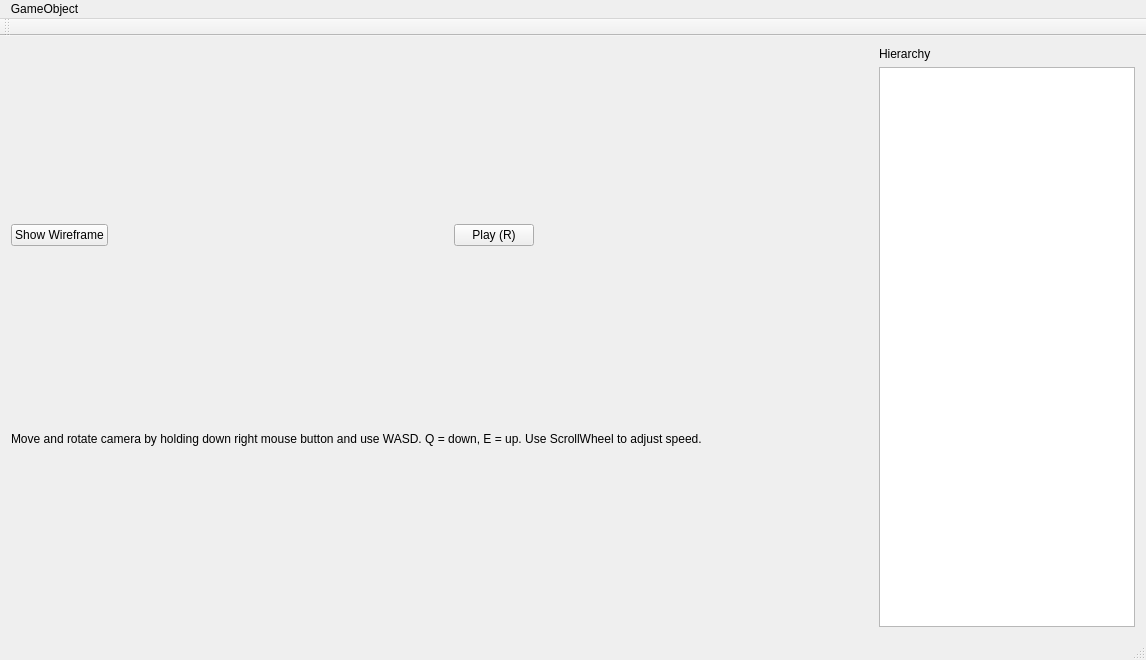
The window that mainwindow.ui (FredrikEik/Game_Engine_Architecture) describes before a commit, drawn with Qt 5.
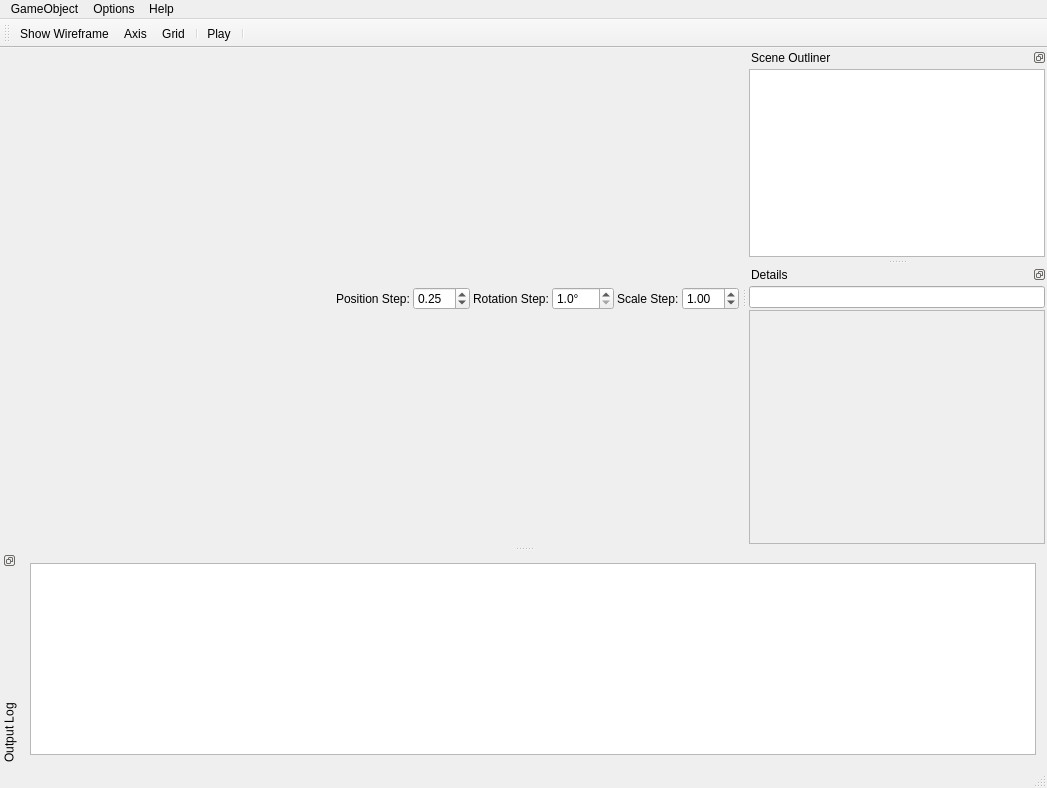
The same window after the commit. Icons and pictures are not drawn.

Patch:
```diff
--- a/mainwindow.ui
+++ b/mainwindow.ui
@@ -6,113 +6,116 @@
    <rect>
     <x>0</x>
     <y>0</y>
-    <width>1146</width>
-    <height>660</height>
+    <width>1047</width>
+    <height>788</height>
    </rect>
   </property>
   <property name="windowTitle">
    <string>OpenGL in Qt is great fun!</string>
   </property>
   <widget class="QWidget" name="centralWidget">
-   <layout class="QHBoxLayout" name="horizontalLayout_3">
+   <layout class="QVBoxLayout" name="verticalLayout">
+    <property name="spacing">
+     <number>0</number>
+    </property>
+    <property name="leftMargin">
+     <number>2</number>
+    </property>
+    <property name="topMargin">
+     <number>2</number>
+    </property>
+    <property name="rightMargin">
+     <number>2</number>
+    </property>
+    <property name="bottomMargin">
+     <number>0</number>
+    </property>
     <item>
-     <layout class="QHBoxLayout" name="horizontalLayout_2">
+     <layout class="QVBoxLayout" name="OpenGLLayout"/>
+    </item>
+    <item>
+     <layout class="QHBoxLayout" name="horizontalLayout">
+      <property name="spacing">
+       <number>3</number>
+      </property>
+      <property name="topMargin">
+       <number>2</number>
+      </property>
       <item>
-       <layout class="QVBoxLayout" name="verticalLayout_2">
-        <item>
-         <layout class="QHBoxLayout" name="horizontalLayout">
-          <item>
-           <widget class="QPushButton" name="pb_toggleWireframe">
-            <property name="text">
-             <string>Show Wireframe</string>
-            </property>
-            <property name="checkable">
-             <bool>true</bool>
-            </property>
-           </widget>
-          </item>
-          <item>
-           <spacer name="horizontalSpacer">
-            <property name="orientation">
-             <enum>Qt::Horizontal</enum>
-            </property>
-            <property name="sizeHint" stdset="0">
-             <size>
-              <width>40</width>
-              <height>20</height>
-             </size>
-            </property>
-           </spacer>
-          </item>
-          <item>
-           <widget class="QPushButton" name="pb_togglePlay">
-            <property name="text">
-             <string>Play (R)</string>
-            </property>
-            <property name="checkable">
-             <bool>true</bool>
-            </property>
-           </widget>
-          </item>
-          <item>
-           <spacer name="horizontalSpacer_2">
-            <property name="orientation">
-             <enum>Qt::Horizontal</enum>
-            </property>
-            <property name="sizeHint" stdset="0">
-             <size>
-              <width>40</width>
-              <height>20</height>
-             </size>
-            </property>
-           </spacer>
-          </item>
-         </layout>
-        </item>
-        <item>
-         <layout class="QVBoxLayout" name="OpenGLLayout"/>
-        </item>
-        <item>
-         <widget class="QLabel" name="label">
-          <property name="sizePolicy">
-           <sizepolicy hsizetype="Preferred" vsizetype="Minimum">
-            <horstretch>0</horstretch>
-            <verstretch>0</verstretch>
-           </sizepolicy>
-          </property>
-          <property name="maximumSize">
-           <size>
-            <width>16777215</width>
-            <height>20</height>
-           </size>
-          </property>
-          <property name="text">
-           <string>Move and rotate camera by holding down right mouse button and use WASD. Q = down, E = up. Use ScrollWheel to adjust speed.</string>
-          </property>
-         </widget>
-        </item>
-       </layout>
+       <spacer name="horizontalSpacer">
+        <property name="orientation">
+         <enum>Qt::Horizontal</enum>
+        </property>
+        <property name="sizeHint" stdset="0">
+         <size>
+          <width>40</width>
+          <height>20</height>
+         </size>
+        </property>
+       </spacer>
       </item>
       <item>
-       <layout class="QVBoxLayout" name="verticalLayout">
-        <item>
-         <widget class="QLabel" name="label_2">
-          <property name="text">
-           <string>Hierarchy</string>
-          </property>
-         </widget>
-        </item>
-        <item alignment="Qt::AlignRight">
-         <widget class="QListWidget" name="GameObjectList">
-          <property name="maximumSize">
-           <size>
-            <width>490</width>
-            <height>16777215</height>
-           </size>
-          </property>
-         </widget>
-        </item>
-       </layout>
+       <widget class="QLabel" name="label_2">
+        <property name="text">
+         <string>Position Step:</string>
+        </property>
+       </widget>
+      </item>
+      <item>
+       <widget class="QDoubleSpinBox" name="positionStep">
+        <property name="minimum">
+         <double>0.010000000000000</double>
+        </property>
+        <property name="singleStep">
+         <double>0.050000000000000</double>
+        </property>
+        <property name="value">
+         <double>0.250000000000000</double>
+        </property>
+       </widget>
+      </item>
+      <item>
+       <widget class="QLabel" name="label_3">
+        <property name="text">
+         <string>Rotation Step:</string>
+        </property>
+       </widget>
+      </item>
+      <item>
+       <widget class="QDoubleSpinBox" name="rotationStep">
+        <property name="suffix">
+         <string>°</string>
+        </property>
+        <property name="decimals">
+         <number>1</number>
+        </property>
+        <property name="minimum">
+         <double>1.000000000000000</double>
+        </property>
+        <property name="value">
+         <double>1.000000000000000</double>
+        </property>
+       </widget>
+      </item>
+      <item>
+       <widget class="QLabel" name="label">
+        <property name="text">
+         <string>Scale Step:</string>
+        </property>
+       </widget>
+      </item>
+      <item>
+       <widget class="QDoubleSpinBox" name="scaleStep">
+        <property name="minimum">
+         <double>0.010000000000000</double>
+        </property>
+        <property name="singleStep">
+         <double>0.100000000000000</double>
+        </property>
+        <property name="value">
+         <double>1.000000000000000</double>
+        </property>
+       </widget>
       </item>
      </layout>
     </item>
@@ -123,7 +126,7 @@
     <rect>
      <x>0</x>
      <y>0</y>
-     <width>1146</width>
+     <width>1047</width>
      <height>20</height>
     </rect>
    </property>
@@ -134,7 +137,24 @@
     <addaction name="actionAdd_Triangle"/>
     <addaction name="actionAdd_Suzanne"/>
    </widget>
+   <widget class="QMenu" name="menuOptions">
+    <property name="title">
+     <string>Options</string>
+    </property>
+    <addaction name="actionToggle_backside_culling"/>
+    <addaction name="actionFrustum_Culling"/>
+    <addaction name="actionCull_With_EditorCam"/>
+   </widget>
+   <widget class="QMenu" name="menuHelp">
+    <property name="title">
+     <string>Help</string>
+    </property>
+    <addaction name="actionBasic_Editor_Controls"/>
+    <addaction name="actionKudos_to"/>
+   </widget>
    <addaction name="menuGameObject"/>
+   <addaction name="menuOptions"/>
+   <addaction name="menuHelp"/>
   </widget>
   <widget class="QToolBar" name="mainToolBar">
    <attribute name="toolBarArea">
@@ -143,8 +163,185 @@
    <attribute name="toolBarBreak">
     <bool>false</bool>
    </attribute>
+   <addaction name="actionWireframe"/>
+   <addaction name="actionAxis"/>
+   <addaction name="actionGrid"/>
+   <addaction name="separator"/>
+   <addaction name="actionPlay"/>
+   <addaction name="separator"/>
   </widget>
   <widget class="QStatusBar" name="statusBar"/>
+  <widget class="QDockWidget" name="dockWidgetOutliner">
+   <property name="minimumSize">
+    <size>
+     <width>120</width>
+     <height>115</height>
+    </size>
+   </property>
+   <property name="maximumSize">
+    <size>
+     <width>332</width>
+     <height>524287</height>
+    </size>
+   </property>
+   <property name="features">
+    <set>QDockWidget::DockWidgetFloatable|QDockWidget::DockWidgetMovable</set>
+   </property>
+   <property name="windowTitle">
+    <string>Scene Outliner</string>
+   </property>
+   <attribute name="dockWidgetArea">
+    <number>2</number>
+   </attribute>
+   <widget class="QWidget" name="dockWidgetContents">
+    <layout class="QVBoxLayout" name="verticalLayout_3">
+     <property name="spacing">
+      <number>2</number>
+     </property>
+     <property name="leftMargin">
+      <number>2</number>
+     </property>
+     <property name="topMargin">
+      <number>2</number>
+     </property>
+     <property name="rightMargin">
+      <number>2</number>
+     </property>
+     <property name="bottomMargin">
+      <number>2</number>
+     </property>
+     <item>
+      <widget class="QTreeWidget" name="twSceneOutliner">
+       <property name="enabled">
+        <bool>true</bool>
+       </property>
+       <property name="rootIsDecorated">
+        <bool>true</bool>
+       </property>
+       <property name="columnCount">
+        <number>1</number>
+       </property>
+       <attribute name="headerVisible">
+        <bool>false</bool>
+       </attribute>
+       <column>
+        <property name="text">
+         <string notr="true">1</string>
+        </property>
+       </column>
+      </widget>
+     </item>
+    </layout>
+   </widget>
+  </widget>
+  <widget class="QDockWidget" name="dockWidgetDetails">
+   <property name="minimumSize">
+    <size>
+     <width>300</width>
+     <height>117</height>
+    </size>
+   </property>
+   <property name="maximumSize">
+    <size>
+     <width>332</width>
+     <height>524287</height>
+    </size>
+   </property>
+   <property name="features">
+    <set>QDockWidget::DockWidgetFloatable|QDockWidget::DockWidgetMovable</set>
+   </property>
+   <property name="windowTitle">
+    <string>Details</string>
+   </property>
+   <attribute name="dockWidgetArea">
+    <number>2</number>
+   </attribute>
+   <widget class="QWidget" name="dockWidgetContents_2">
+    <layout class="QVBoxLayout" name="verticalLayout_2">
+     <property name="spacing">
+      <number>2</number>
+     </property>
+     <property name="leftMargin">
+      <number>2</number>
+     </property>
+     <property name="topMargin">
+      <number>2</number>
+     </property>
+     <property name="rightMargin">
+      <number>2</number>
+     </property>
+     <property name="bottomMargin">
+      <number>2</number>
+     </property>
+     <item>
+      <widget class="QLineEdit" name="gobNameEdit"/>
+     </item>
+     <item>
+      <widget class="QScrollArea" name="scrollArea">
+       <property name="widgetResizable">
+        <bool>true</bool>
+       </property>
+       <widget class="QWidget" name="scrollAreaWidgetContents">
+        <property name="geometry">
+         <rect>
+          <x>0</x>
+          <y>0</y>
+          <width>294</width>
+          <height>235</height>
+         </rect>
+        </property>
+        <layout class="QVBoxLayout" name="verticalLayout_4">
+         <item>
+          <layout class="QVBoxLayout" name="blDetailsContainer"/>
+         </item>
+         <item>
+          <spacer name="verticalSpacer">
+           <property name="orientation">
+            <enum>Qt::Vertical</enum>
+           </property>
+           <property name="sizeHint" stdset="0">
+            <size>
+             <width>20</width>
+             <height>215</height>
+            </size>
+           </property>
+          </spacer>
+         </item>
+        </layout>
+       </widget>
+      </widget>
+     </item>
+    </layout>
+   </widget>
+  </widget>
+  <widget class="QDockWidget" name="dockWidgetConsol">
+   <property name="minimumSize">
+    <size>
+     <width>107</width>
+     <height>100</height>
+    </size>
+   </property>
+   <property name="features">
+    <set>QDockWidget::DockWidgetFloatable|QDockWidget::DockWidgetMovable|QDockWidget::DockWidgetVerticalTitleBar</set>
+   </property>
+   <property name="windowTitle">
+    <string>Output Log</string>
+   </property>
+   <attribute name="dockWidgetArea">
+    <number>8</number>
+   </attribute>
+   <widget class="QWidget" name="dockWidgetContents_3">
+    <layout class="QHBoxLayout" name="horizontalLayout_2">
+     <item>
+      <widget class="QPlainTextEdit" name="outputLog">
+       <property name="readOnly">
+        <bool>true</bool>
+       </property>
+      </widget>
+     </item>
+    </layout>
+   </widget>
+  </widget>
   <action name="actionAdd_Triangle">
    <property name="text">
     <string>Add Triangle</string>
@@ -155,6 +352,116 @@
     <string>Add Suzanne</string>
    </property>
   </action>
+  <action name="actionToggle_backside_culling">
+   <property name="checkable">
+    <bool>true</bool>
+   </property>
+   <property name="checked">
+    <bool>true</bool>
+   </property>
+   <property name="text">
+    <string>Cull backsides of objects</string>
+   </property>
+  </action>
+  <action name="actionFrustum_Culling">
+   <property name="checkable">
+    <bool>true</bool>
+   </property>
+   <property name="checked">
+    <bool>true</bool>
+   </property>
+   <property name="text">
+    <string>Use Frustum Culling</string>
+   </property>
+  </action>
+  <action name="actionBasic_Editor_Controls">
+   <property name="text">
+    <string>Basic Editor Controls...</string>
+   </property>
+  </action>
+  <action name="actionWireframe">
+   <property name="checkable">
+    <bool>true</bool>
+   </property>
+   <property name="icon">
+    <iconset resource="AppIconResources.qrc">
+     <normaloff>:/Icons/AppIcons/icons8-diamond-100.png</normaloff>
+     <normalon>:/Icons/AppIcons/icons8-diamond-96.png</normalon>:/Icons/AppIcons/icons8-diamond-100.png</iconset>
+   </property>
+   <property name="text">
+    <string>Show Wireframe</string>
+   </property>
+   <property name="toolTip">
+    <string>Toggle Wireframe</string>
+   </property>
+  </action>
+  <action name="actionPlay">
+   <property name="checkable">
+    <bool>true</bool>
+   </property>
+   <property name="icon">
+    <iconset resource="AppIconResources.qrc">
+     <normaloff>:/Icons/AppIcons/icons8-play-100.png</normaloff>
+     <normalon>:/Icons/AppIcons/icons8-stop-64.png</normalon>:/Icons/AppIcons/icons8-play-100.png</iconset>
+   </property>
+   <property name="text">
+    <string>Play</string>
+   </property>
+   <property name="toolTip">
+    <string>Play/Stop - Ctrl+R</string>
+   </property>
+   <property name="shortcut">
+    <string>Ctrl+R</string>
+   </property>
+  </action>
+  <action name="actionCull_With_EditorCam">
+   <property name="checkable">
+    <bool>true</bool>
+   </property>
+   <property name="checked">
+    <bool>true</bool>
+   </property>
+   <property name="text">
+    <string>Cull With EditorCam</string>
+   </property>
+  </action>
+  <action name="actionKudos_to">
+   <property name="text">
+    <string>Kudos to...</string>
+   </property>
+  </action>
+  <action name="actionAxis">
+   <property name="checkable">
+    <bool>true</bool>
+   </property>
+   <property name="icon">
+    <iconset resource="AppIconResources.qrc">
+     <normaloff>:/Icons/AppIcons/coordinate-system.png</normaloff>
+     <normalon>:/Icons/AppIcons/coordinate-system-invert.png</normalon>:/Icons/AppIcons/coordinate-system.png</iconset>
+   </property>
+   <property name="text">
+    <string>Axis</string>
+   </property>
+   <property name="toolTip">
+    <string>Toggle Axis</string>
+   </property>
+  </action>
+  <action name="actionGrid">
+   <property name="checkable">
+    <bool>true</bool>
+   </property>
+   <property name="icon">
+    <iconset resource="AppIconResources.qrc">
+     <normaloff>:/Icons/AppIcons/icons8-data-grid-100.png</normaloff>
+     <normalon>:/Icons/AppIcons/icons8-grid-80.png</normalon>:/Icons/AppIcons/icons8-data-grid-100.png</iconset>
+   </property>
+   <property name="text">
+    <string>Grid</string>
+   </property>
+   <property name="toolTip">
+    <string>Toggle Grid on/off</string>
+   </property>
+  </action>
  </widget>
  <layoutdefault spacing="6" margin="11"/>
  <resources/>
```
Left out of the diff: 4 changed lines with no effect on the pictures.
